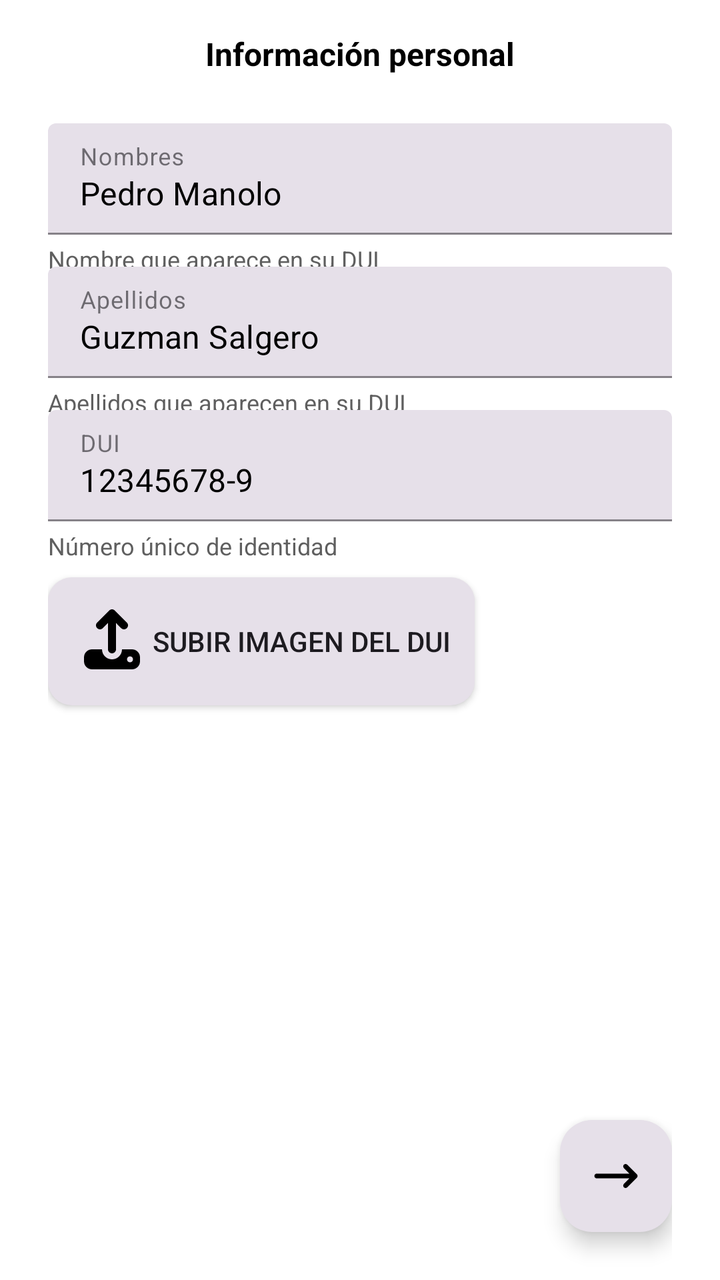
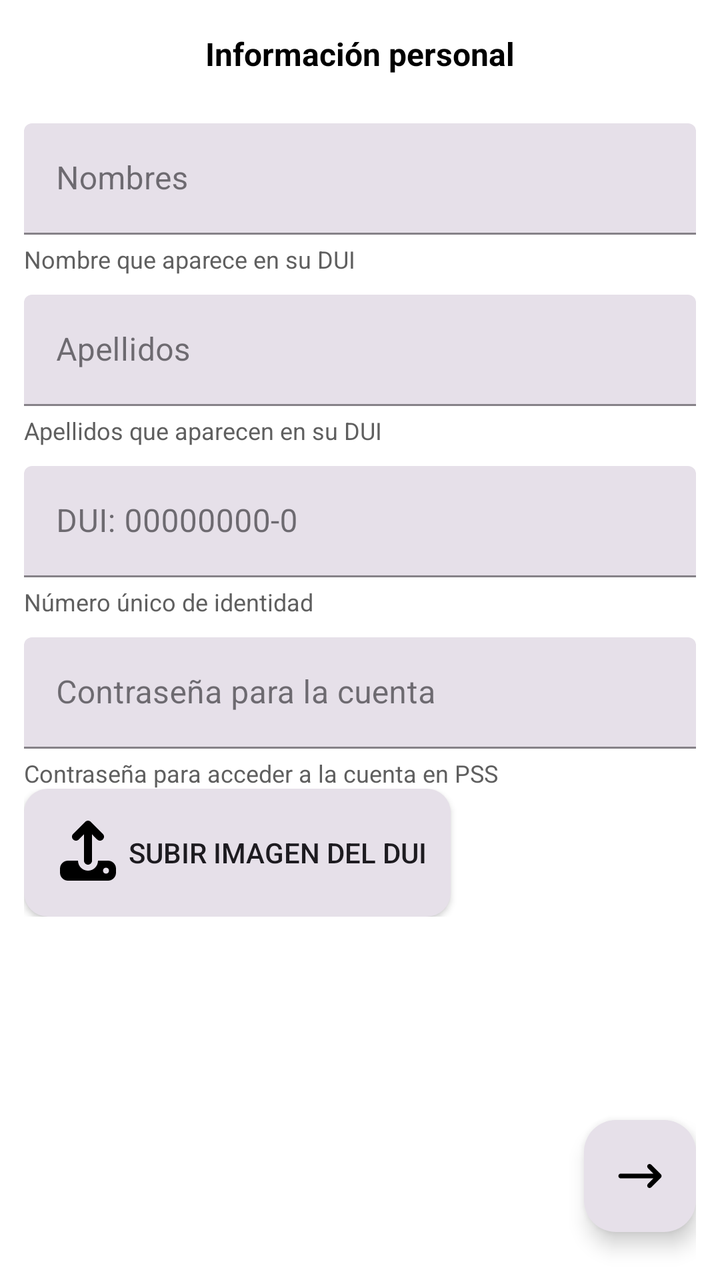

Before-and-after screenshots of an Android layout around one commit, followed by the original layout XML and the change that was made.
<!-- AndroidManifest.xml: application theme Theme.PSS -->
<!-- res/layout/step1_fragment.xml -->
<?xml version="1.0" encoding="utf-8"?>
<androidx.constraintlayout.widget.ConstraintLayout xmlns:android="http://schemas.android.com/apk/res/android"
    xmlns:app="http://schemas.android.com/apk/res-auto"
    android:layout_width="match_parent"
    android:layout_height="match_parent"
    android:paddingHorizontal="24dp"
    android:background="#FFFFFF">

    <TextView
        android:id="@+id/tvTitlePaso1"
        android:layout_width="wrap_content"
        android:layout_height="wrap_content"
        android:layout_marginTop="16dp"
        android:text="Información personal"
        android:textColor="#000000"
        android:textSize="16sp"
        android:textStyle="bold"
        app:layout_constraintEnd_toEndOf="parent"
        app:layout_constraintStart_toStartOf="parent"
        app:layout_constraintTop_toTopOf="parent" />

    
    <com.google.android.material.textfield.TextInputLayout
        android:id="@+id/tilNombres"
        style="@style/Widget.MaterialComponents.TextInputLayout.FilledBox"
        android:layout_width="match_parent"
        android:layout_height="wrap_content"
        android:layout_marginTop="24dp"
        android:hint="Nombres"
        app:boxBackgroundColor="@color/lila_claro"
        app:boxCornerRadiusTopStart="4dp"
        app:boxCornerRadiusTopEnd="4dp"
        app:boxCornerRadiusBottomStart="0dp"
        app:boxCornerRadiusBottomEnd="0dp"
        app:boxStrokeWidth="1dp"
        app:boxStrokeColor="#8F8F8F"
        app:endIconMode="clear_text"
        app:endIconTint="#000000"
        app:layout_constraintTop_toBottomOf="@id/tvTitlePaso1">

        <com.google.android.material.textfield.TextInputEditText
            android:layout_width="match_parent"
            android:layout_height="wrap_content"
            android:text="Pedro Manolo"
            android:textColor="#000000"
            android:textSize="16sp" />
    </com.google.android.material.textfield.TextInputLayout>

    <TextView
        android:layout_width="wrap_content"
        android:layout_height="wrap_content"
        android:layout_marginTop="4dp"
        android:text="Nombre que aparece en su DUI"
        android:textColor="@color/gris_texto"
        android:textSize="12sp"
        app:layout_constraintStart_toStartOf="parent"
        app:layout_constraintTop_toBottomOf="@id/tilNombres" />

    
    <com.google.android.material.textfield.TextInputLayout
        android:id="@+id/tilApellidos"
        style="@style/Widget.MaterialComponents.TextInputLayout.FilledBox"
        android:layout_width="match_parent"
        android:layout_height="wrap_content"
        android:layout_marginTop="16dp"
        android:hint="Apellidos"
        app:boxBackgroundColor="@color/lila_claro"
        app:boxCornerRadiusTopStart="4dp"
        app:boxCornerRadiusTopEnd="4dp"
        app:boxCornerRadiusBottomStart="0dp"
        app:boxCornerRadiusBottomEnd="0dp"
        app:boxStrokeWidth="1dp"
        app:boxStrokeColor="#8F8F8F"
        app:endIconMode="clear_text"
        app:endIconTint="#000000"
        app:layout_constraintTop_toBottomOf="@id/tilNombres">

        <com.google.android.material.textfield.TextInputEditText
            android:layout_width="match_parent"
            android:layout_height="wrap_content"
            android:text="Guzman Salgero"
            android:textColor="#000000"
            android:textSize="16sp" />
    </com.google.android.material.textfield.TextInputLayout>

    <TextView
        android:layout_width="wrap_content"
        android:layout_height="wrap_content"
        android:layout_marginTop="4dp"
        android:text="Apellidos que aparecen en su DUI"
        android:textColor="@color/gris_texto"
        android:textSize="12sp"
        app:layout_constraintStart_toStartOf="parent"
        app:layout_constraintTop_toBottomOf="@id/tilApellidos" />

    
    <com.google.android.material.textfield.TextInputLayout
        android:id="@+id/tilDui"
        style="@style/Widget.MaterialComponents.TextInputLayout.FilledBox"
        android:layout_width="match_parent"
        android:layout_height="wrap_content"
        android:layout_marginTop="16dp"
        android:hint="DUI"
        app:boxBackgroundColor="@color/lila_claro"
        app:boxCornerRadiusTopStart="4dp"
        app:boxCornerRadiusTopEnd="4dp"
        app:boxCornerRadiusBottomStart="0dp"
        app:boxCornerRadiusBottomEnd="0dp"
        app:boxStrokeWidth="1dp"
        app:boxStrokeColor="#8F8F8F"
        app:endIconMode="clear_text"
        app:endIconTint="#000000"
        app:layout_constraintTop_toBottomOf="@id/tilApellidos">

        <com.google.android.material.textfield.TextInputEditText
            android:layout_width="match_parent"
            android:layout_height="wrap_content"
            android:text="12345678-9"
            android:textColor="#000000"
            android:textSize="16sp" />
    </com.google.android.material.textfield.TextInputLayout>

    <TextView
        android:layout_width="wrap_content"
        android:layout_height="wrap_content"
        android:layout_marginTop="4dp"
        android:text="Número único de identidad"
        android:textColor="@color/gris_texto"
        android:textSize="12sp"
        app:layout_constraintStart_toStartOf="parent"
        app:layout_constraintTop_toBottomOf="@id/tilDui" />

    
    <androidx.appcompat.widget.AppCompatButton
        android:layout_width="wrap_content"
        android:layout_height="wrap_content"
        android:layout_marginTop="28dp"
        android:text="Subir imagen del DUI"
        app:layout_constraintHorizontal_bias="0.0"
        app:layout_constraintLeft_toLeftOf="parent"
        app:layout_constraintRight_toRightOf="parent"
        app:layout_constraintTop_toBottomOf="@id/tilDui"
        android:drawableStart="@drawable/upload_icon"
        android:padding="12dp"
        android:background="@drawable/bg_button_upload"/>

    <com.google.android.material.floatingactionbutton.FloatingActionButton
        android:id="@+id/fabSiguientePaso2"
        android:layout_width="wrap_content"
        android:layout_height="wrap_content"
        android:layout_marginBottom="24dp"
        android:src="@drawable/right_arrow"
        app:backgroundTint="@color/lila_claro"
        app:layout_constraintBottom_toBottomOf="parent"
        app:layout_constraintEnd_toEndOf="parent"
        app:tint="#000000" />

</androidx.constraintlayout.widget.ConstraintLayout>
<!-- resources referenced by this layout -->
<resources>
  <color name="gris_texto">#5F5F5F</color>
  <color name="lila_claro">#E6E0E9</color>
  <!-- drawable bg_button_upload (drawable) -->
  <?xml version="1.0" encoding="utf-8"?>
  <shape xmlns:android="http://schemas.android.com/apk/res/android">
      <solid android:color="#E6E0E9" />
      <corners android:radius="12dp" />
  </shape>
  <!-- drawable right_arrow (drawable) -->
  <vector xmlns:android="http://schemas.android.com/apk/res/android" android:height="40dp" android:viewportHeight="640" android:viewportWidth="640" android:width="40dp">
        
      <path android:fillColor="#FF000000" android:pathData="M598.6,342.6C611.1,330.1 611.1,309.8 598.6,297.3L470.6,169.3C458.1,156.8 437.8,156.8 425.3,169.3C412.8,181.8 412.8,202.1 425.3,214.6L498.7,288L64,288C46.3,288 32,302.3 32,320C32,337.7 46.3,352 64,352L498.7,352L425.3,425.4C412.8,437.9 412.8,458.2 425.3,470.7C437.8,483.2 458.1,483.2 470.6,470.7L598.6,342.7z"/>
      
  </vector>
  <!-- drawable upload_icon (drawable) -->
  <vector xmlns:android="http://schemas.android.com/apk/res/android" android:height="40dp" android:viewportHeight="640" android:viewportWidth="640" android:width="40dp">
        
      <path android:fillColor="#FF000000" android:pathData="M352,173.3L352,384C352,401.7 337.7,416 320,416C302.3,416 288,401.7 288,384L288,173.3L246.6,214.7C234.1,227.2 213.8,227.2 201.3,214.7C188.8,202.2 188.8,181.9 201.3,169.4L297.3,73.4C309.8,60.9 330.1,60.9 342.6,73.4L438.6,169.4C451.1,181.9 451.1,202.2 438.6,214.7C426.1,227.2 405.8,227.2 393.3,214.7L352,173.3zM320,464C364.2,464 400,428.2 400,384L480,384C515.3,384 544,412.7 544,448L544,480C544,515.3 515.3,544 480,544L160,544C124.7,544 96,515.3 96,480L96,448C96,412.7 124.7,384 160,384L240,384C240,428.2 275.8,464 320,464zM464,488C477.3,488 488,477.3 488,464C488,450.7 477.3,440 464,440C450.7,440 440,450.7 440,464C440,477.3 450.7,488 464,488z"/>
      
  </vector>
  <style name="Theme.PSS" parent="Base.Theme.PSS" />
  <style name="Base.Theme.PSS" parent="Theme.Material3.DayNight.NoActionBar">
          
          
      </style>
</resources>

<!-- the commit's change to res/layout/step1_fragment.xml (unified diff, before → after) -->
@@ -3,7 +3,7 @@
     xmlns:app="http://schemas.android.com/apk/res-auto"
     android:layout_width="match_parent"
     android:layout_height="match_parent"
-    android:paddingHorizontal="24dp"
+    android:paddingHorizontal="12dp"
     android:background="#FFFFFF">
 
     <TextView
@@ -39,9 +39,9 @@
         app:layout_constraintTop_toBottomOf="@id/tvTitlePaso1">
 
         <com.google.android.material.textfield.TextInputEditText
-            android:layout_width="match_parent"
-            android:layout_height="wrap_content"
-            android:text="Pedro Manolo"
+            android:id="@+id/edtNombres"
+            android:layout_width="match_parent"
+            android:layout_height="wrap_content"
             android:textColor="#000000"
             android:textSize="16sp" />
     </com.google.android.material.textfield.TextInputLayout>
@@ -62,7 +62,7 @@
         style="@style/Widget.MaterialComponents.TextInputLayout.FilledBox"
         android:layout_width="match_parent"
         android:layout_height="wrap_content"
-        android:layout_marginTop="16dp"
+        android:layout_marginTop="30dp"
         android:hint="Apellidos"
         app:boxBackgroundColor="@color/lila_claro"
         app:boxCornerRadiusTopStart="4dp"
@@ -76,9 +76,9 @@
         app:layout_constraintTop_toBottomOf="@id/tilNombres">
 
         <com.google.android.material.textfield.TextInputEditText
-            android:layout_width="match_parent"
-            android:layout_height="wrap_content"
-            android:text="Guzman Salgero"
+            android:id="@+id/edtApellidos"
+            android:layout_width="match_parent"
+            android:layout_height="wrap_content"
             android:textColor="#000000"
             android:textSize="16sp" />
     </com.google.android.material.textfield.TextInputLayout>
@@ -99,8 +99,8 @@
         style="@style/Widget.MaterialComponents.TextInputLayout.FilledBox"
         android:layout_width="match_parent"
         android:layout_height="wrap_content"
-        android:layout_marginTop="16dp"
-        android:hint="DUI"
+        android:layout_marginTop="30dp"
+        android:hint="DUI: 00000000-0"
         app:boxBackgroundColor="@color/lila_claro"
         app:boxCornerRadiusTopStart="4dp"
         app:boxCornerRadiusTopEnd="4dp"
@@ -113,9 +113,9 @@
         app:layout_constraintTop_toBottomOf="@id/tilApellidos">
 
         <com.google.android.material.textfield.TextInputEditText
-            android:layout_width="match_parent"
-            android:layout_height="wrap_content"
-            android:text="12345678-9"
+            android:id="@+id/edtDui"
+            android:layout_width="match_parent"
+            android:layout_height="wrap_content"
             android:textColor="#000000"
             android:textSize="16sp" />
     </com.google.android.material.textfield.TextInputLayout>
@@ -131,18 +131,70 @@
         app:layout_constraintTop_toBottomOf="@id/tilDui" />
 
     
-    <androidx.appcompat.widget.AppCompatButton
-        android:layout_width="wrap_content"
-        android:layout_height="wrap_content"
-        android:layout_marginTop="28dp"
-        android:text="Subir imagen del DUI"
-        app:layout_constraintHorizontal_bias="0.0"
-        app:layout_constraintLeft_toLeftOf="parent"
-        app:layout_constraintRight_toRightOf="parent"
-        app:layout_constraintTop_toBottomOf="@id/tilDui"
-        android:drawableStart="@drawable/upload_icon"
-        android:padding="12dp"
-        android:background="@drawable/bg_button_upload"/>
+    <com.google.android.material.textfield.TextInputLayout
+        android:id="@+id/tilPass"
+        style="@style/Widget.MaterialComponents.TextInputLayout.FilledBox"
+        android:layout_width="match_parent"
+        android:layout_height="wrap_content"
+        android:layout_marginTop="30dp"
+        android:hint="Contraseña para la cuenta"
+        app:boxBackgroundColor="@color/lila_claro"
+        app:boxCornerRadiusTopStart="4dp"
+        app:boxCornerRadiusTopEnd="4dp"
+        app:boxCornerRadiusBottomStart="0dp"
+        app:boxCornerRadiusBottomEnd="0dp"
+        app:boxStrokeWidth="1dp"
+        app:boxStrokeColor="#8F8F8F"
+        app:endIconMode="clear_text"
+        app:endIconTint="#000000"
+        app:layout_constraintTop_toBottomOf="@id/tilDui">
+
+        <com.google.android.material.textfield.TextInputEditText
+            android:id="@+id/edtPass"
+            android:layout_width="match_parent"
+            android:layout_height="wrap_content"
+            android:textColor="#000000"
+            android:textSize="16sp" />
+    </com.google.android.material.textfield.TextInputLayout>
+
+    <TextView
+        android:layout_width="wrap_content"
+        android:layout_height="wrap_content"
+        android:layout_marginTop="4dp"
+        android:text="Contraseña para acceder a la cuenta en PSS"
+        android:textColor="@color/gris_texto"
+        android:textSize="12sp"
+        app:layout_constraintStart_toStartOf="parent"
+        app:layout_constraintTop_toBottomOf="@id/tilPass" />
+
+    
+    <LinearLayout
+        android:id="@+id/layoutDuiUpload"
+        android:layout_width="match_parent"
+        android:layout_height="wrap_content"
+        android:orientation="horizontal"
+        android:gravity="center_vertical"
+        android:layout_marginTop="20dp"
+        app:layout_constraintTop_toBottomOf="@id/tilPass">
+
+        <androidx.appcompat.widget.AppCompatButton
+            android:id="@+id/btnSubirDui"
+            android:layout_width="wrap_content"
+            android:layout_height="wrap_content"
+            android:text="Subir imagen del DUI"
+            android:drawableStart="@drawable/upload_icon"
+            android:padding="12dp"
+            android:background="@drawable/bg_button_upload"/>
+
+        <ImageView
+            android:id="@+id/imgDuiPreview"
+            android:layout_width="60dp"
+            android:layout_height="60dp"
+            android:layout_marginStart="16dp"
+            android:scaleType="centerCrop"
+            android:visibility="gone"
+            android:contentDescription="Vista previa DUI" />
+    </LinearLayout>
 
     <com.google.android.material.floatingactionbutton.FloatingActionButton
         android:id="@+id/fabSiguientePaso2"
